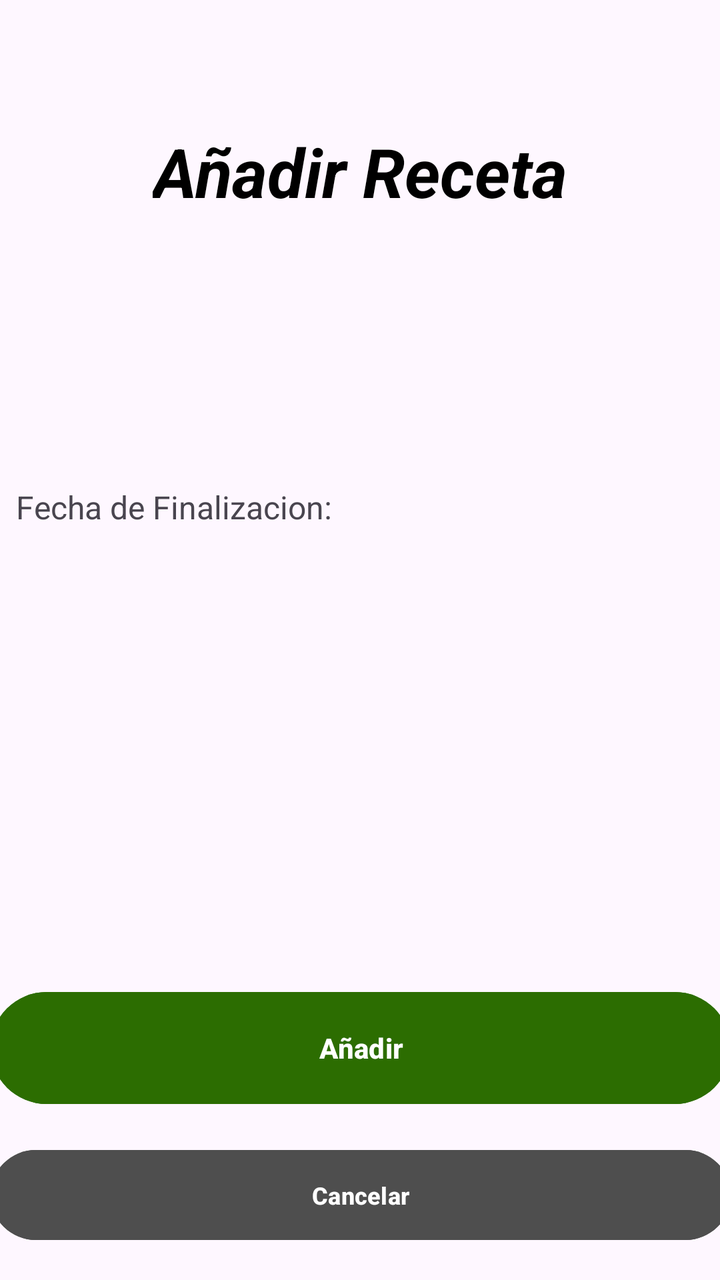
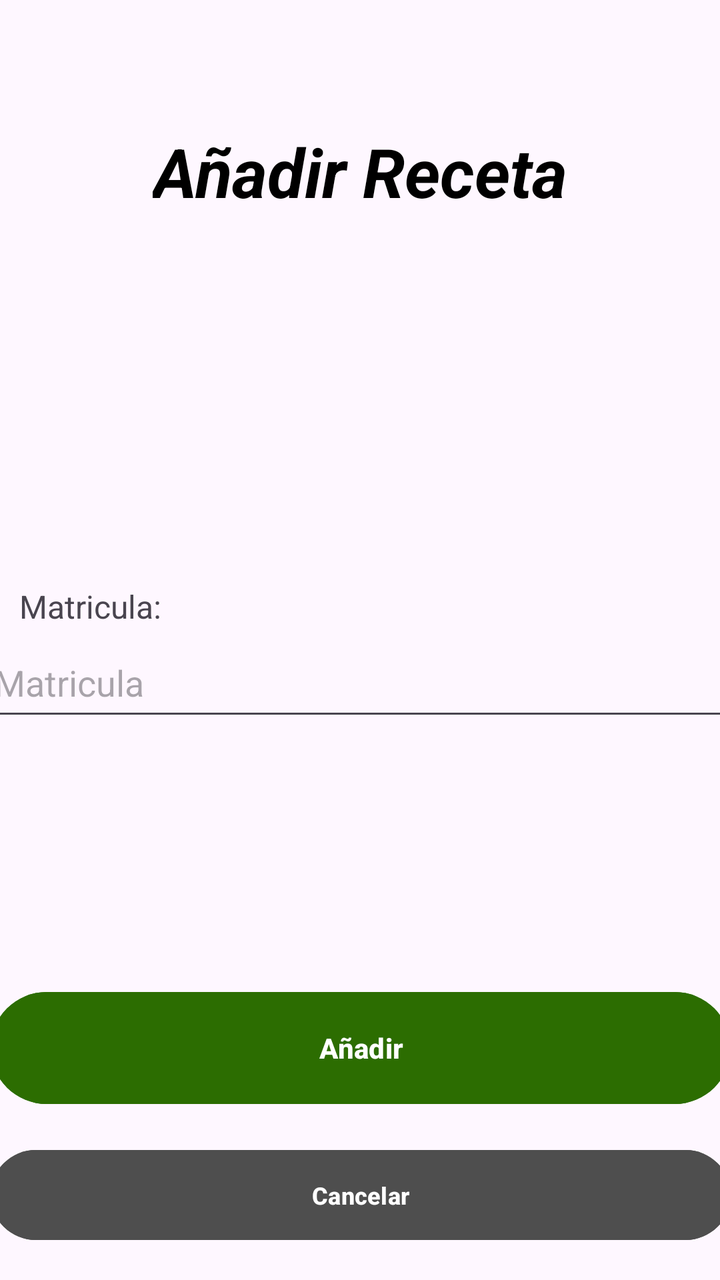

Two renders of the same Android screen: before a commit and after it. Below are the layout's source before the change and the commit's diff.
<!-- AndroidManifest.xml: application theme Theme.MobilesVC -->
<!-- res/layout/receta_crear_view.xml -->
<?xml version="1.0" encoding="utf-8"?>
<androidx.constraintlayout.widget.ConstraintLayout xmlns:android="http://schemas.android.com/apk/res/android"
    xmlns:app="http://schemas.android.com/apk/res-auto"
    xmlns:tools="http://schemas.android.com/tools"
    android:layout_width="match_parent"
    android:layout_height="match_parent">

    <TextView
        android:id="@+id/textView54"
        android:layout_width="200dp"
        android:layout_height="22dp"
        android:text="Fecha de Finalizacion:"
        android:textSize="16sp"
        app:layout_constraintBottom_toTopOf="@+id/vFechaCrear"
        app:layout_constraintEnd_toEndOf="parent"
        app:layout_constraintHorizontal_bias="0.051"
        app:layout_constraintStart_toStartOf="parent" />

    <Button
        android:id="@+id/vVolverCrearReceta"
        android:layout_width="370dp"
        android:layout_height="53dp"
        android:layout_marginHorizontal="24dp"
        android:layout_marginBottom="16dp"
        android:backgroundTint="#4E4E4E"
        android:paddingVertical="10dp"
        android:text="Cancelar"
        android:textSize="12sp"
        android:textStyle="bold"
        android:visibility="visible"
        app:layout_constraintBottom_toBottomOf="parent"
        app:layout_constraintEnd_toEndOf="parent"
        app:layout_constraintHorizontal_bias="0.5"
        app:layout_constraintStart_toStartOf="parent" />

    <Button
        android:id="@+id/vCrearReceta"
        android:layout_width="370dp"
        android:layout_height="64dp"
        android:layout_marginBottom="84dp"
        android:backgroundTint="#2C6D01"
        android:paddingVertical="14dp"
        android:text="Añadir"
        android:textStyle="bold"
        app:layout_constraintBottom_toBottomOf="parent"
        app:layout_constraintEnd_toEndOf="parent"
        app:layout_constraintHorizontal_bias="0.5"
        app:layout_constraintStart_toStartOf="parent" />

    <TextView
        android:id="@+id/textView10"
        android:layout_width="wrap_content"
        android:layout_height="wrap_content"
        android:layout_marginStart="126dp"
        android:layout_marginTop="63dp"
        android:layout_marginEnd="126dp"
        android:fontFamily="sans-serif"
        android:text="Añadir Receta"
        android:textColor="#000000"
        android:textSize="34sp"
        android:textStyle="bold|italic"
        app:layout_constraintEnd_toEndOf="parent"
        app:layout_constraintStart_toStartOf="parent"
        app:layout_constraintTop_toTopOf="parent"
        tools:textSize="26sp" />

    <EditText
        android:id="@+id/vFechaCrear"
        android:layout_width="373dp"
        android:layout_height="51dp"
        android:layout_marginStart="18dp"
        android:layout_marginTop="156dp"
        android:layout_marginEnd="21dp"
        android:layout_marginBottom="278dp"
        android:ems="10"
        android:hint="Fecha de Finalizacion"
        android:inputType="date"
        app:layout_constraintBottom_toTopOf="@+id/vCrearReceta"
        app:layout_constraintEnd_toEndOf="parent"
        app:layout_constraintStart_toStartOf="parent"
        app:layout_constraintTop_toBottomOf="@+id/textView10" />
</androidx.constraintlayout.widget.ConstraintLayout>
<!-- resources referenced by this layout -->
<resources>
  <style name="Theme.MobilesVC" parent="Base.Theme.MobilesVC" />
  <style name="Base.Theme.MobilesVC" parent="Theme.Material3.DayNight.NoActionBar">
          
          
      </style>
</resources>

<!-- the commit's change to res/layout/receta_crear_view.xml (unified diff, before → after) -->
@@ -5,15 +5,29 @@
     android:layout_width="match_parent"
     android:layout_height="match_parent">
 
+    <EditText
+        android:id="@+id/vMatriculaCrear"
+        android:layout_width="373dp"
+        android:layout_height="51dp"
+        android:layout_marginStart="18dp"
+        android:layout_marginTop="206dp"
+        android:layout_marginEnd="20dp"
+        android:ems="10"
+        android:hint="Matricula"
+        android:inputType="date"
+        app:layout_constraintEnd_toEndOf="parent"
+        app:layout_constraintStart_toStartOf="parent"
+        app:layout_constraintTop_toBottomOf="@+id/textView10" />
+
     <TextView
         android:id="@+id/textView54"
         android:layout_width="200dp"
         android:layout_height="22dp"
-        android:text="Fecha de Finalizacion:"
+        android:text="Matricula:"
         android:textSize="16sp"
-        app:layout_constraintBottom_toTopOf="@+id/vFechaCrear"
+        app:layout_constraintBottom_toTopOf="@+id/vMatriculaCrear"
         app:layout_constraintEnd_toEndOf="parent"
-        app:layout_constraintHorizontal_bias="0.051"
+        app:layout_constraintHorizontal_bias="0.06"
         app:layout_constraintStart_toStartOf="parent" />
 
     <Button
@@ -64,19 +78,4 @@
         app:layout_constraintTop_toTopOf="parent"
         tools:textSize="26sp" />
 
-    <EditText
-        android:id="@+id/vFechaCrear"
-        android:layout_width="373dp"
-        android:layout_height="51dp"
-        android:layout_marginStart="18dp"
-        android:layout_marginTop="156dp"
-        android:layout_marginEnd="21dp"
-        android:layout_marginBottom="278dp"
-        android:ems="10"
-        android:hint="Fecha de Finalizacion"
-        android:inputType="date"
-        app:layout_constraintBottom_toTopOf="@+id/vCrearReceta"
-        app:layout_constraintEnd_toEndOf="parent"
-        app:layout_constraintStart_toStartOf="parent"
-        app:layout_constraintTop_toBottomOf="@+id/textView10" />
 </androidx.constraintlayout.widget.ConstraintLayout>
